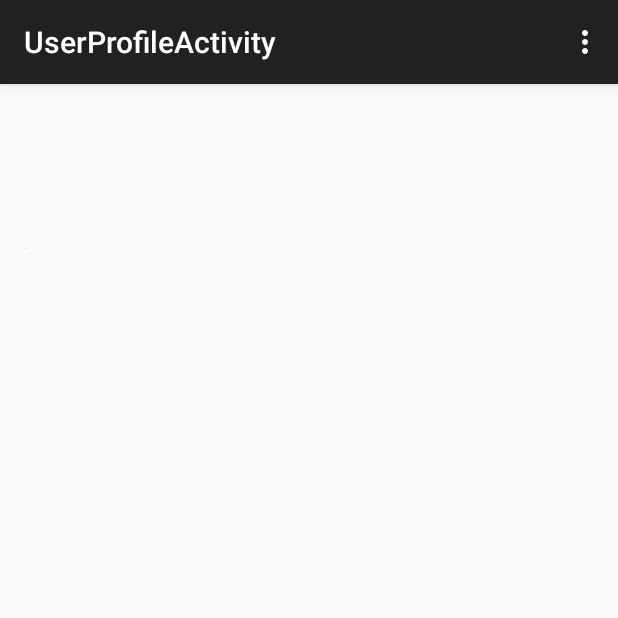
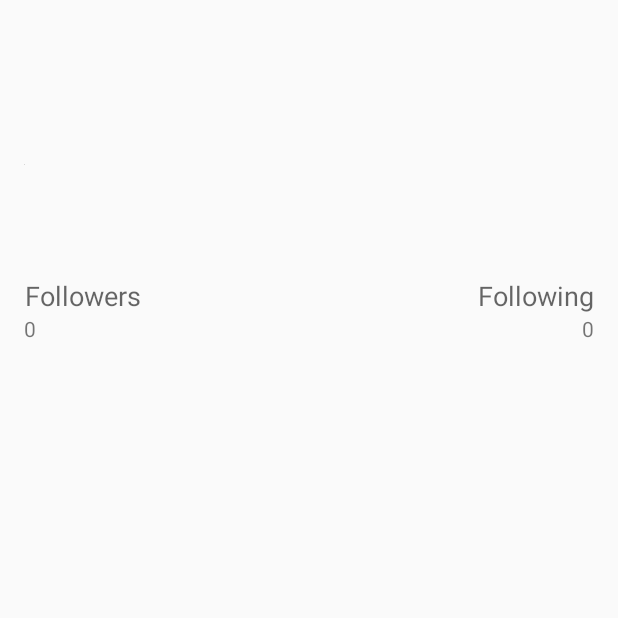
Before and after one commit to umeshkumarkhanna/GitMe, an Android app: the UserProfileActivity screen opened directly, with no data from a screen before it, on a phone screen of 412 x 824 dp, the top half of it. Run offline under Robolectric (Android 15) with nearby library versions, the phone set to English and light mode, and no system bars; our stand-ins replace Picasso; pictures from the network do not load; 6 statements that could not run were skipped.

Commit message:
information and all is displayed, now for error checking and UI

```diff
--- a/app/src/main/java/ca/umeshkhanna/gitme/UserProfileActivity.java
+++ b/app/src/main/java/ca/umeshkhanna/gitme/UserProfileActivity.java
@@ -5,6 +5,7 @@ import android.os.Bundle;
 import android.view.Menu;
 import android.view.MenuItem;
 import android.widget.ImageView;
+import android.widget.TextView;
 
 import com.squareup.picasso.Picasso;
 
@@ -16,6 +17,11 @@ public class UserProfileActivity extends AppCompatActivity {
         setContentView(R.layout.activity_user_profile);
 
         ImageView userImage = (ImageView)findViewById(R.id.userImage);
+        TextView userName = (TextView)findViewById(R.id.userName);
+        TextView userLocation = (TextView)findViewById(R.id.userLocation);
+        TextView userEmail = (TextView)findViewById(R.id.userEmail);
+        TextView userFollowers = (TextView)findViewById(R.id.userFollowers);
+        TextView userFollowing = (TextView)findViewById(R.id.userFollowing);
 
         Bundle userBundle = getIntent().getExtras();
         String name = userBundle.getString("name");
@@ -26,6 +32,11 @@ public class UserProfileActivity extends AppCompatActivity {
         int following = userBundle.getInt("following");
 
         Picasso.with(this).load(avatar_url).into(userImage);
+        userName.setText(name);
+        userEmail.setText(email);
+        userLocation.setText(location);
+        userFollowers.setText(Integer.toString(followers));
+        userFollowing.setText(Integer.toString(following));
 
 
 
--- a/app/src/main/res/layout/activity_user_profile.xml
+++ b/app/src/main/res/layout/activity_user_profile.xml
@@ -15,6 +15,76 @@
         android:layout_alignParentLeft="true"
         android:layout_alignParentStart="true"
         android:layout_marginTop="93dp"
+        android:layout_marginBottom="25dp"
         />
 
+    <TextView
+        android:layout_width="wrap_content"
+        android:layout_height="wrap_content"
+        android:textAppearance="?android:attr/textAppearanceLarge"
+        android:text="Large Text"
+        android:id="@+id/userName"
+        android:layout_alignBottom="@+id/userImage"
+        android:layout_centerHorizontal="true" />
+
+    <TextView
+        android:layout_width="wrap_content"
+        android:layout_height="wrap_content"
+        android:textAppearance="?android:attr/textAppearanceMedium"
+        android:text="Medium Text"
+        android:id="@+id/userLocation"
+        android:layout_below="@+id/userImage"
+        android:layout_toRightOf="@+id/userImage"
+        android:layout_toEndOf="@+id/userImage" />
+
+    <TextView
+        android:layout_width="wrap_content"
+        android:layout_height="wrap_content"
+        android:textAppearance="?android:attr/textAppearanceMedium"
+        android:text="Medium Text"
+        android:id="@+id/userEmail"
+        android:layout_below="@+id/userLocation"
+        android:layout_toRightOf="@+id/userImage"
+        android:layout_toEndOf="@+id/userImage" />
+
+    <TextView
+        android:layout_width="wrap_content"
+        android:layout_height="wrap_content"
+        android:textAppearance="?android:attr/textAppearanceMedium"
+        android:text="Followers"
+        android:id="@+id/textView4"
+        android:layout_below="@+id/userEmail"
+        android:layout_toRightOf="@+id/userImage"
+        android:layout_toEndOf="@+id/userImage" />
+
+    <TextView
+        android:layout_width="wrap_content"
+        android:layout_height="wrap_content"
+        android:textAppearance="?android:attr/textAppearanceMedium"
+        android:text="Following"
+        android:id="@+id/textView5"
+        android:layout_alignBottom="@+id/textView4"
+        android:layout_alignParentRight="true"
+        android:layout_alignParentEnd="true" />
+
+    <TextView
+        android:layout_width="wrap_content"
+        android:layout_height="wrap_content"
+        android:textAppearance="?android:attr/textAppearanceSmall"
+        android:text="Small Text"
+        android:id="@+id/userFollowers"
+        android:layout_below="@+id/textView4"
+        android:layout_alignParentLeft="true"
+        android:layout_alignParentStart="true" />
+
+    <TextView
+        android:layout_width="wrap_content"
+        android:layout_height="wrap_content"
+        android:textAppearance="?android:attr/textAppearanceSmall"
+        android:text="Small Text"
+        android:id="@+id/userFollowing"
+        android:layout_below="@+id/textView5"
+        android:layout_alignParentRight="true"
+        android:layout_alignParentEnd="true" />
+
 </RelativeLayout>
--- a/app/src/main/res/values/styles.xml
+++ b/app/src/main/res/values/styles.xml
@@ -1,7 +1,7 @@
 <resources>
 
     <!-- Base application theme. -->
-    <style name="AppTheme" parent="Theme.AppCompat.Light.DarkActionBar">
+    <style name="AppTheme" parent="Theme.AppCompat.Light.NoActionBar">
         <!-- Customize your theme here. -->
     </style>
 
```
